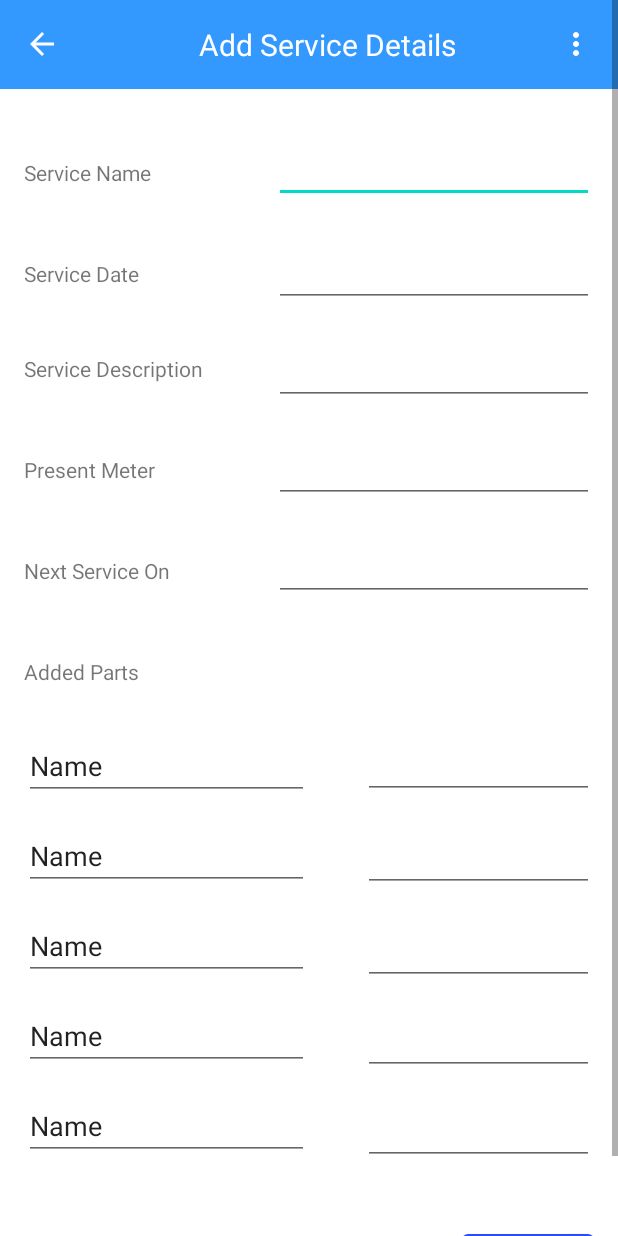
After one commit to SulakshanaGeeth/slcybercrew, an Android app: the AddService screen opened directly, with no data from a screen before it, on a phone screen of 412 x 824 dp. The commit adds this screen. Run offline under Robolectric (Android 15) with nearby library versions, the phone set to English and light mode, and no system bars.

Commit message:
service pages added

```diff
--- /dev/null
+++ b/app/src/main/java/com/example/autocare/AddService.java
@@ -0,0 +1,34 @@
+package com.example.autocare;
+
+import androidx.appcompat.app.AppCompatActivity;
+
+import android.content.Intent;
+import android.os.Bundle;
+import android.view.View;
+import android.widget.ImageView;
+import android.widget.TextView;
+import android.widget.Toast;
+
+public class AddService extends AppCompatActivity {
+
+    @Override
+    protected void onCreate(Bundle savedInstanceState) {
+        super.onCreate(savedInstanceState);
+        setContentView(R.layout.activity_add_service);
+
+        TextView title = findViewById(R.id.toolbar_app_name);
+
+        ImageView backIcon = findViewById(R.id.back_btn);
+
+        backIcon.setOnClickListener(new View.OnClickListener() {
+            @Override
+            public void onClick(View v) {
+                Toast.makeText(AddService.this,"You clicked back button", Toast.LENGTH_SHORT).show();
+                Intent intent = new Intent(AddService.this,ServiceInterface.class);
+                startActivity(intent);
+            }
+        });
+
+        title.setText("Add Service Details");
+    }
+}
--- /dev/null
+++ b/app/src/main/res/layout/activity_add_service.xml
@@ -0,0 +1,293 @@
+<?xml version="1.0" encoding="utf-8"?>
+
+<ScrollView xmlns:android="http://schemas.android.com/apk/res/android"
+    xmlns:app="http://schemas.android.com/apk/res-auto"
+    xmlns:tools="http://schemas.android.com/tools"
+    android:layout_height="match_parent"
+    android:layout_width="match_parent">
+
+    <androidx.constraintlayout.widget.ConstraintLayout
+        android:layout_width="match_parent"
+        android:layout_height="wrap_content"
+
+        tools:context=".AddService">
+
+        <include
+            android:id="@+id/include"
+            layout="@layout/toolbar2"
+            tools:layout_editor_absoluteX="-29dp"
+            tools:layout_editor_absoluteY="-28dp"
+            android:layout_width="wrap_content"
+            android:layout_height="wrap_content"/>
+
+        <TextView
+            android:id="@+id/textView"
+            android:layout_width="wrap_content"
+            android:layout_height="wrap_content"
+            android:layout_marginStart="16dp"
+            android:layout_marginTop="105dp"
+            android:text="@string/ServiceName_textView"
+            app:layout_constraintStart_toStartOf="parent"
+            app:layout_constraintTop_toTopOf="parent" />
+
+        <EditText
+            android:id="@+id/editTextTextPersonName"
+            android:layout_width="wrap_content"
+            android:layout_height="wrap_content"
+            android:layout_marginTop="90dp"
+            android:layout_marginEnd="16dp"
+            android:ems="10"
+            android:inputType="textShortMessage|textPersonName"
+            app:layout_constraintEnd_toEndOf="parent"
+            app:layout_constraintHorizontal_bias="1.0"
+            app:layout_constraintStart_toEndOf="@+id/textView"
+            app:layout_constraintTop_toTopOf="parent" />
+
+        <TextView
+            android:id="@+id/textView2"
+            android:layout_width="wrap_content"
+            android:layout_height="wrap_content"
+            android:layout_marginStart="16dp"
+            android:layout_marginTop="48dp"
+            android:text="@string/serviceDate_textView"
+            app:layout_constraintStart_toStartOf="parent"
+            app:layout_constraintTop_toBottomOf="@+id/textView" />
+
+        <TextView
+            android:id="@+id/textView3"
+            android:layout_width="wrap_content"
+            android:layout_height="wrap_content"
+            android:layout_marginStart="16dp"
+            android:layout_marginTop="44dp"
+            android:text="@string/serviceDescription_textView"
+            app:layout_constraintStart_toStartOf="parent"
+            app:layout_constraintTop_toBottomOf="@+id/textView2" />
+
+        <EditText
+            android:id="@+id/editTextDate"
+            android:layout_width="wrap_content"
+            android:layout_height="wrap_content"
+            android:layout_marginTop="24dp"
+            android:layout_marginEnd="16dp"
+            android:ems="10"
+            android:inputType="date"
+            app:layout_constraintEnd_toEndOf="parent"
+            app:layout_constraintHorizontal_bias="1.0"
+            app:layout_constraintStart_toEndOf="@+id/textView2"
+            app:layout_constraintTop_toBottomOf="@+id/editTextTextPersonName" />
+
+        <TextView
+            android:id="@+id/textView4"
+            android:layout_width="wrap_content"
+            android:layout_height="wrap_content"
+            android:layout_marginStart="16dp"
+            android:layout_marginTop="48dp"
+            android:text="@string/serviceKM_textView"
+            app:layout_constraintStart_toStartOf="parent"
+            app:layout_constraintTop_toBottomOf="@+id/textView3" />
+
+        <TextView
+            android:id="@+id/textView5"
+            android:layout_width="wrap_content"
+            android:layout_height="wrap_content"
+            android:layout_marginStart="16dp"
+            android:layout_marginTop="48dp"
+            android:text="@string/nextService_textView"
+            app:layout_constraintStart_toStartOf="parent"
+            app:layout_constraintTop_toBottomOf="@+id/textView4" />
+
+        <EditText
+            android:id="@+id/editTextTextMultiLine3"
+            android:layout_width="wrap_content"
+            android:layout_height="wrap_content"
+            android:layout_marginStart="16dp"
+            android:layout_marginTop="20dp"
+            android:layout_marginEnd="16dp"
+            android:ems="10"
+            android:gravity="start|top"
+            android:inputType="textMultiLine"
+            app:layout_constraintEnd_toEndOf="parent"
+            app:layout_constraintHorizontal_bias="1.0"
+            app:layout_constraintStart_toEndOf="@+id/textView3"
+            app:layout_constraintTop_toBottomOf="@+id/editTextDate" />
+
+        <Button
+            android:id="@+id/button2"
+            android:layout_width="wrap_content"
+            android:layout_height="wrap_content"
+            android:layout_marginTop="40dp"
+            android:layout_marginEnd="16dp"
+            android:layout_marginBottom="16dp"
+            android:text="@string/done_btn"
+            app:backgroundTint="@color/button_color"
+            app:layout_constraintBottom_toBottomOf="parent"
+            app:layout_constraintEnd_toEndOf="parent"
+            app:layout_constraintTop_toBottomOf="@+id/editTextNumber10" />
+
+        <TextView
+            android:id="@+id/textView11"
+            android:layout_width="wrap_content"
+            android:layout_height="wrap_content"
+            android:layout_marginStart="16dp"
+            android:layout_marginTop="48dp"
+            android:text="@string/addedParts_textView"
+            app:layout_constraintStart_toStartOf="parent"
+            app:layout_constraintTop_toBottomOf="@+id/textView5" />
+
+        <EditText
+            android:id="@+id/editTextTextPersonName3"
+            android:layout_width="190dp"
+            android:layout_height="44dp"
+            android:layout_marginStart="16dp"
+            android:layout_marginTop="32dp"
+            android:ems="10"
+            android:inputType="textPersonName"
+            android:text="Name"
+            app:layout_constraintStart_toStartOf="parent"
+            app:layout_constraintTop_toBottomOf="@+id/textView11" />
+
+        <EditText
+            android:id="@+id/editTextNumber6"
+            android:layout_width="154dp"
+            android:layout_height="44dp"
+            android:layout_marginStart="16dp"
+            android:layout_marginTop="88dp"
+            android:layout_marginEnd="16dp"
+            android:ems="10"
+            android:inputType="number"
+            app:layout_constraintEnd_toEndOf="parent"
+            app:layout_constraintHorizontal_bias="1.0"
+            app:layout_constraintStart_toEndOf="@+id/editTextTextPersonName3"
+            app:layout_constraintTop_toBottomOf="@+id/editTextTextPersonName10" />
+
+        <EditText
+            android:id="@+id/editTextTextPersonName5"
+            android:layout_width="190dp"
+            android:layout_height="44dp"
+            android:layout_marginStart="16dp"
+            android:layout_marginTop="16dp"
+            android:ems="10"
+            android:inputType="textPersonName"
+            android:text="Name"
+            app:layout_constraintStart_toStartOf="parent"
+            app:layout_constraintTop_toBottomOf="@+id/editTextTextPersonName3" />
+
+        <EditText
+            android:id="@+id/editTextNumber7"
+            android:layout_width="154dp"
+            android:layout_height="44dp"
+            android:layout_marginStart="8dp"
+            android:layout_marginTop="18dp"
+            android:layout_marginEnd="16dp"
+            android:ems="10"
+            android:inputType="number"
+            app:layout_constraintEnd_toEndOf="parent"
+            app:layout_constraintHorizontal_bias="1.0"
+            app:layout_constraintStart_toEndOf="@+id/editTextTextPersonName5"
+            app:layout_constraintTop_toBottomOf="@+id/editTextNumber6" />
+
+        <EditText
+            android:id="@+id/editTextTextPersonName6"
+            android:layout_width="190dp"
+            android:layout_height="44dp"
+            android:layout_marginStart="16dp"
+            android:layout_marginTop="16dp"
+            android:ems="10"
+            android:inputType="textPersonName"
+            android:text="Name"
+            app:layout_constraintStart_toStartOf="parent"
+            app:layout_constraintTop_toBottomOf="@+id/editTextTextPersonName5" />
+
+        <EditText
+            android:id="@+id/editTextNumber8"
+            android:layout_width="154dp"
+            android:layout_height="44dp"
+            android:layout_marginTop="18dp"
+            android:layout_marginEnd="16dp"
+            android:ems="10"
+            android:inputType="number"
+            app:layout_constraintEnd_toEndOf="parent"
+            app:layout_constraintTop_toBottomOf="@+id/editTextNumber7" />
+
+        <EditText
+            android:id="@+id/editTextTextPersonName7"
+            android:layout_width="190dp"
+            android:layout_height="44dp"
+            android:layout_marginStart="16dp"
+            android:layout_marginTop="16dp"
+            android:ems="10"
+            android:inputType="textPersonName"
+            android:text="Name"
+            app:layout_constraintStart_toStartOf="parent"
+            app:layout_constraintTop_toBottomOf="@+id/editTextTextPersonName6" />
+
+        <EditText
+            android:id="@+id/editTextNumber9"
+            android:layout_width="154dp"
+            android:layout_height="44dp"
+            android:layout_marginStart="16dp"
+            android:layout_marginTop="16dp"
+            android:layout_marginEnd="16dp"
+            android:ems="10"
+            android:inputType="number"
+            app:layout_constraintEnd_toEndOf="parent"
+            app:layout_constraintHorizontal_bias="1.0"
+            app:layout_constraintStart_toEndOf="@+id/editTextTextPersonName7"
+            app:layout_constraintTop_toBottomOf="@+id/editTextNumber8" />
+
+        <EditText
+            android:id="@+id/editTextTextPersonName8"
+            android:layout_width="190dp"
+            android:layout_height="44dp"
+            android:layout_marginStart="16dp"
+            android:layout_marginTop="16dp"
+            android:ems="10"
+            android:inputType="textPersonName"
+            android:text="Name"
+            app:layout_constraintStart_toStartOf="parent"
+            app:layout_constraintTop_toBottomOf="@+id/editTextTextPersonName7" />
+
+        <EditText
+            android:id="@+id/editTextNumber10"
+            android:layout_width="154dp"
+            android:layout_height="44dp"
+            android:layout_marginStart="16dp"
+            android:layout_marginTop="16dp"
+            android:layout_marginEnd="16dp"
+            android:ems="10"
+            android:inputType="number"
+            app:layout_constraintEnd_toEndOf="parent"
+            app:layout_constraintHorizontal_bias="1.0"
+            app:layout_constraintStart_toEndOf="@+id/editTextTextPersonName8"
+            app:layout_constraintTop_toBottomOf="@+id/editTextNumber9" />
+
+        <EditText
+            android:id="@+id/editTextTextPersonName9"
+            android:layout_width="wrap_content"
+            android:layout_height="wrap_content"
+            android:layout_marginStart="16dp"
+            android:layout_marginTop="20dp"
+            android:layout_marginEnd="16dp"
+            android:ems="10"
+            android:inputType="textPersonName"
+            app:layout_constraintEnd_toEndOf="parent"
+            app:layout_constraintHorizontal_bias="1.0"
+            app:layout_constraintStart_toEndOf="@+id/textView4"
+            app:layout_constraintTop_toBottomOf="@+id/editTextTextMultiLine3" />
+
+        <EditText
+            android:id="@+id/editTextTextPersonName10"
+            android:layout_width="wrap_content"
+            android:layout_height="wrap_content"
+            android:layout_marginStart="72dp"
+            android:layout_marginTop="20dp"
+            android:layout_marginEnd="16dp"
+            android:ems="10"
+            android:inputType="textPersonName"
+            app:layout_constraintEnd_toEndOf="parent"
+            app:layout_constraintHorizontal_bias="1.0"
+            app:layout_constraintStart_toEndOf="@+id/textView5"
+            app:layout_constraintTop_toBottomOf="@+id/editTextTextPersonName9" />
+
+    </androidx.constraintlayout.widget.ConstraintLayout>
+</ScrollView>
--- a/app/src/main/res/values/strings.xml
+++ b/app/src/main/res/values/strings.xml
@@ -109,4 +109,23 @@
     <string name="txt_511">"Update "</string>
     <string name="tv_123">Reminder2</string>
     <string name="tv_124">Reminder3</string>
+
+
+    <string name="service_textView">Service</string>
+    <string name="ServiceName_textView">Service Name</string>
+    <string name="serviceDate_textView">Service Date</string>
+    <string name="serviceDescription_textView">Service Description</string>
+    <string name="update_btn">Update</string>
+    <string name="delete_btn">Delete</string>
+    <string name="newService_btn">Add New</string>
+    <string name="serviceDate_text">Service Date</string>
+    <string name="serviceKM_textView">Present Meter</string>
+    <string name="nextService_textView">Next Service On</string>
+    <string name="serviceKM_text">2350</string>
+    <string name="serviceDescription_text">Description</string>
+    <string name="nextService_text">4850</string>
+    <string name="done_btn">Done</string>
+    <string name="addServiceTopic_textView">Add Service Details</string>
+    <string name="viewServiceTopic_textView">Service Details</string>
+    <string name="addedParts_textView">Added Parts</string>
 </resources>
```
Also changed, not shown: app/src/main/AndroidManifest.xml (+9 -0 lines), app/src/main/java/com/example/autocare/MainActivity.java (+9 -0 lines), app/src/main/java/com/example/autocare/ServiceInterface.java (added, +66 -0 lines), app/src/main/java/com/example/autocare/ViewServiceDetails.java (added, +42 -0 lines), app/src/main/res/layout/activity_service_interface.xml (added, +43 -0 lines), app/src/main/res/layout/activity_view_service_details.xml (added, +222 -0 lines), app/src/main/res/drawable/service_icon1.jpg (added), app/src/main/res/drawable/service_icon6.png (added).
